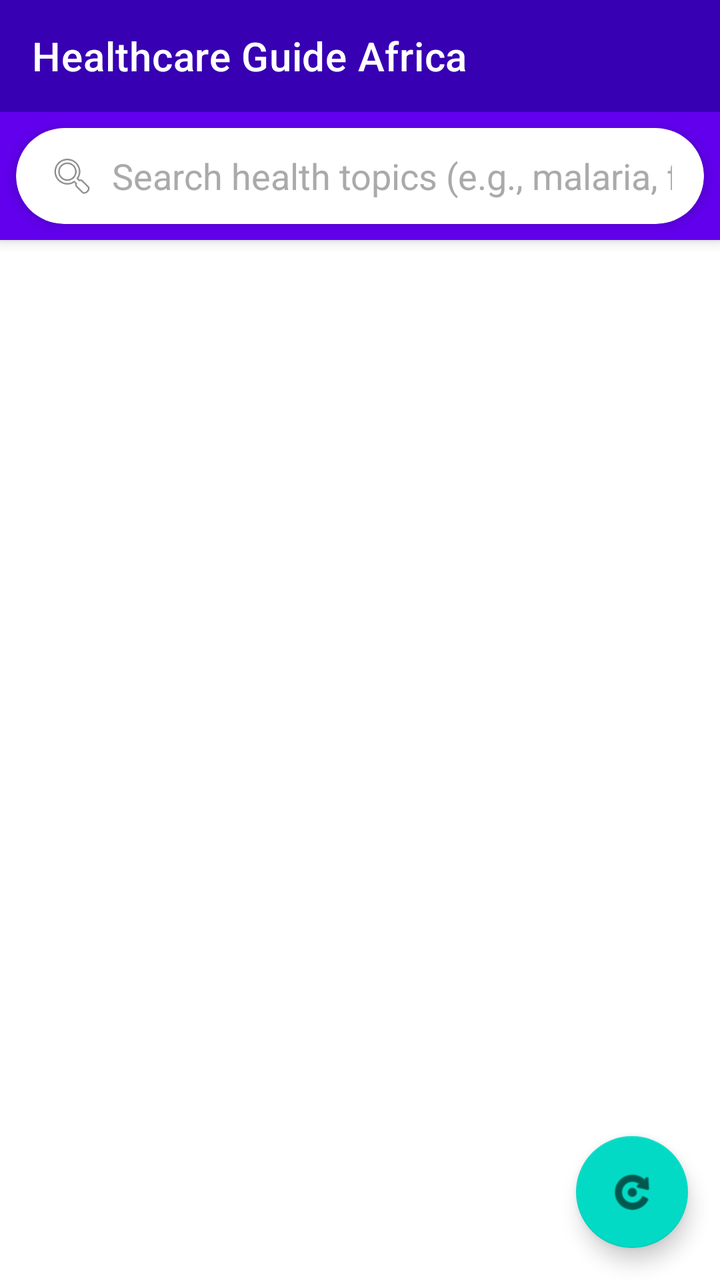
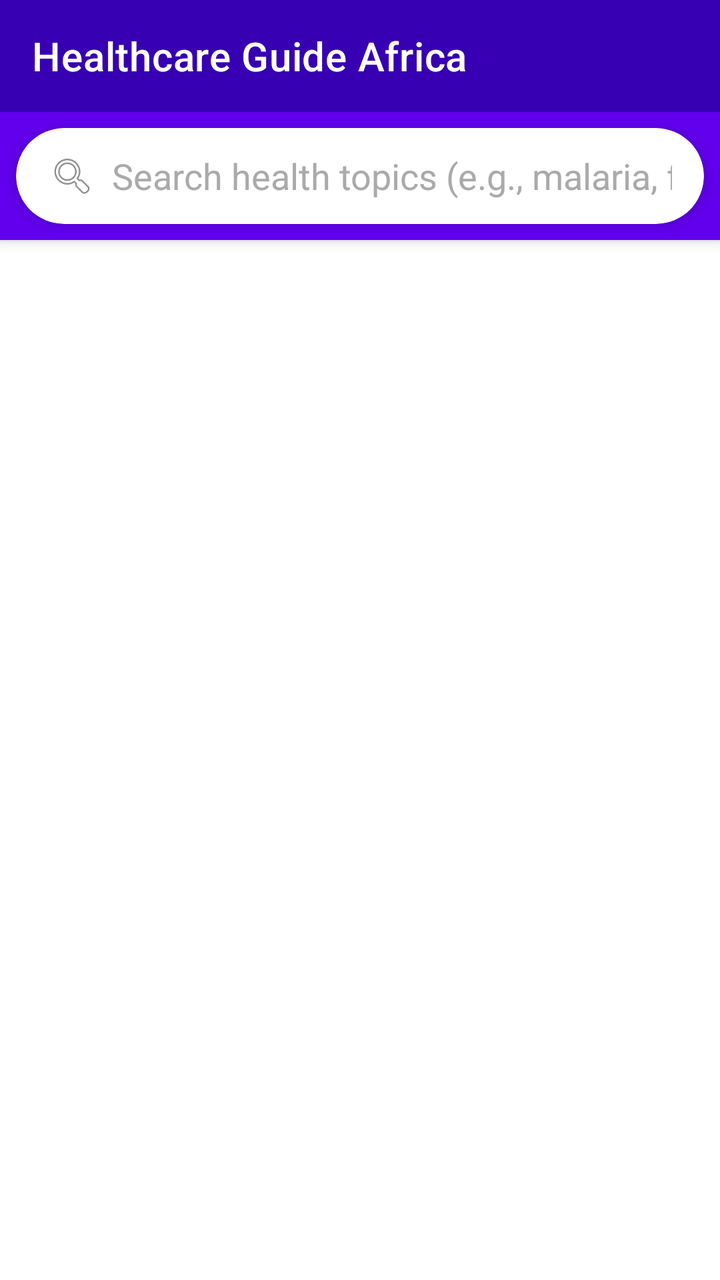

Two renders of the same Android screen: before a commit and after it. Below are the layout's source before the change and the commit's diff.
<!-- AndroidManifest.xml: application theme Theme.HelloApp -->
<!-- res/layout/activity_main.xml -->
<?xml version="1.0" encoding="utf-8"?>
<androidx.coordinatorlayout.widget.CoordinatorLayout xmlns:android="http://schemas.android.com/apk/res/android"
    xmlns:app="http://schemas.android.com/apk/res-auto"
    xmlns:tools="http://schemas.android.com/tools"
    android:layout_width="match_parent"
    android:layout_height="match_parent"
    tools:context=".MainActivity">

    <com.google.android.material.appbar.AppBarLayout
        android:layout_width="match_parent"
        android:layout_height="wrap_content"
        android:theme="@style/ThemeOverlay.MaterialComponents.Dark.ActionBar">

        <com.google.android.material.appbar.MaterialToolbar
            android:id="@+id/toolbar"
            android:layout_width="match_parent"
            android:layout_height="?attr/actionBarSize"
            android:background="@color/purple_700"
            app:title="Healthcare Guide Africa"
            app:titleTextColor="@android:color/white" />

        <com.google.android.material.card.MaterialCardView
            android:layout_width="match_parent"
            android:layout_height="wrap_content"
            android:layout_margin="8dp"
            app:cardCornerRadius="24dp"
            app:cardElevation="4dp">

            <LinearLayout
                android:layout_width="match_parent"
                android:layout_height="wrap_content"
                android:orientation="horizontal"
                android:gravity="center_vertical"
                android:paddingHorizontal="16dp">

                <ImageView
                    android:layout_width="24dp"
                    android:layout_height="24dp"
                    android:src="@android:drawable/ic_menu_search"
                    android:contentDescription="Search icon" />

                <EditText
                    android:id="@+id/searchEditText"
                    android:layout_width="0dp"
                    android:layout_height="48dp"
                    android:layout_weight="1"
                    android:layout_marginStart="8dp"
                    android:background="@android:color/transparent"
                    android:hint="Search health topics (e.g., malaria, fever)"
                    android:textColorHint="@android:color/darker_gray"
                    android:textColor="@android:color/black"
                    android:inputType="text"
                    android:imeOptions="actionSearch"
                    android:singleLine="true" />

                <ImageView
                    android:id="@+id/clearSearchButton"
                    android:layout_width="24dp"
                    android:layout_height="24dp"
                    android:src="@android:drawable/ic_menu_close_clear_cancel"
                    android:contentDescription="Clear search"
                    android:visibility="gone"
                    android:clickable="true"
                    android:focusable="true" />

            </LinearLayout>

        </com.google.android.material.card.MaterialCardView>

    </com.google.android.material.appbar.AppBarLayout>

    <FrameLayout
        android:layout_width="match_parent"
        android:layout_height="match_parent"
        app:layout_behavior="@string/appbar_scrolling_view_behavior">

        <androidx.recyclerview.widget.RecyclerView
            android:id="@+id/articlesRecyclerView"
            android:layout_width="match_parent"
            android:layout_height="match_parent"
            android:padding="8dp"
            tools:listitem="@layout/item_article" />

        <TextView
            android:id="@+id/emptyStateText"
            android:layout_width="match_parent"
            android:layout_height="match_parent"
            android:gravity="center"
            android:text="No articles available.\nTap the refresh button to load articles."
            android:textSize="16sp"
            android:visibility="gone" />

    </FrameLayout>

    <com.google.android.material.floatingactionbutton.FloatingActionButton
        android:id="@+id/fabRefresh"
        android:layout_width="wrap_content"
        android:layout_height="wrap_content"
        android:layout_gravity="bottom|end"
        android:layout_margin="16dp"
        android:contentDescription="Refresh articles"
        android:src="@android:drawable/ic_menu_rotate"
        app:layout_anchor="@id/articlesRecyclerView"
        app:layout_anchorGravity="bottom|end" />

</androidx.coordinatorlayout.widget.CoordinatorLayout>
<!-- res/layout/item_article.xml (included above) -->
<?xml version="1.0" encoding="utf-8"?>
<com.google.android.material.card.MaterialCardView xmlns:android="http://schemas.android.com/apk/res/android"
    xmlns:app="http://schemas.android.com/apk/res-auto"
    android:layout_width="match_parent"
    android:layout_height="wrap_content"
    android:layout_margin="8dp"
    app:cardCornerRadius="8dp"
    app:cardElevation="4dp">

    <LinearLayout
        android:layout_width="match_parent"
        android:layout_height="wrap_content"
        android:orientation="vertical"
        android:padding="16dp">

        <TextView
            android:id="@+id/articleTitle"
            android:layout_width="match_parent"
            android:layout_height="wrap_content"
            android:textSize="18sp"
            android:textStyle="bold"
            android:textColor="@android:color/black"
            android:maxLines="2"
            android:ellipsize="end" />

        <TextView
            android:id="@+id/articleSummary"
            android:layout_width="match_parent"
            android:layout_height="wrap_content"
            android:layout_marginTop="8dp"
            android:textSize="14sp"
            android:textColor="@android:color/darker_gray"
            android:maxLines="3"
            android:ellipsize="end" />

        <LinearLayout
            android:layout_width="match_parent"
            android:layout_height="wrap_content"
            android:layout_marginTop="8dp"
            android:orientation="horizontal">

            <TextView
                android:id="@+id/articleCategory"
                android:layout_width="wrap_content"
                android:layout_height="wrap_content"
                android:textSize="12sp"
                android:textColor="@color/purple_500"
                android:background="?attr/selectableItemBackground"
                android:padding="4dp" />

            <TextView
                android:id="@+id/articleSource"
                android:layout_width="0dp"
                android:layout_height="wrap_content"
                android:layout_weight="1"
                android:textSize="12sp"
                android:textColor="@android:color/darker_gray"
                android:gravity="end"
                android:layout_marginStart="8dp" />

        </LinearLayout>

    </LinearLayout>

</com.google.android.material.card.MaterialCardView>
<!-- resources referenced by this layout -->
<resources>
  <color name="purple_500">#FF6200EE</color>
  <color name="purple_700">#FF3700B3</color>
  <style name="Theme.HelloApp" parent="Theme.MaterialComponents.DayNight.NoActionBar">
          <item name="colorPrimary">@color/purple_500</item>
          <item name="colorPrimaryVariant">@color/purple_700</item>
          <item name="colorOnPrimary">@color/white</item>
          <item name="colorSecondary">@color/teal_200</item>
          <item name="colorSecondaryVariant">@color/teal_700</item>
          <item name="colorOnSecondary">@color/black</item>
          <item name="android:statusBarColor">?attr/colorPrimaryVariant</item>
      </style>
  <color name="white">#FFFFFFFF</color>
  <color name="teal_200">#FF03DAC5</color>
  <color name="teal_700">#FF018786</color>
  <color name="black">#FF000000</color>
</resources>

<!-- the commit's change to res/layout/activity_main.xml (unified diff, before → after) -->
@@ -16,7 +16,7 @@
             android:layout_width="match_parent"
             android:layout_height="?attr/actionBarSize"
             android:background="@color/purple_700"
-            app:title="Healthcare Guide Africa"
+            app:title="@string/app_name"
             app:titleTextColor="@android:color/white" />
 
         <com.google.android.material.card.MaterialCardView
@@ -37,7 +37,7 @@
                     android:layout_width="24dp"
                     android:layout_height="24dp"
                     android:src="@android:drawable/ic_menu_search"
-                    android:contentDescription="Search icon" />
+                    android:contentDescription="@string/search_icon_desc" />
 
                 <EditText
                     android:id="@+id/searchEditText"
@@ -46,7 +46,7 @@
                     android:layout_weight="1"
                     android:layout_marginStart="8dp"
                     android:background="@android:color/transparent"
-                    android:hint="Search health topics (e.g., malaria, fever)"
+                    android:hint="@string/search_hint"
                     android:textColorHint="@android:color/darker_gray"
                     android:textColor="@android:color/black"
                     android:inputType="text"
@@ -58,7 +58,7 @@
                     android:layout_width="24dp"
                     android:layout_height="24dp"
                     android:src="@android:drawable/ic_menu_close_clear_cancel"
-                    android:contentDescription="Clear search"
+                    android:contentDescription="@string/clear_search_desc"
                     android:visibility="gone"
                     android:clickable="true"
                     android:focusable="true" />
@@ -86,22 +86,11 @@
             android:layout_width="match_parent"
             android:layout_height="match_parent"
             android:gravity="center"
-            android:text="No articles available.\nTap the refresh button to load articles."
+            android:text="@string/no_articles"
             android:textSize="16sp"
             android:visibility="gone" />
 
     </FrameLayout>
-
-    <com.google.android.material.floatingactionbutton.FloatingActionButton
-        android:id="@+id/fabRefresh"
-        android:layout_width="wrap_content"
-        android:layout_height="wrap_content"
-        android:layout_gravity="bottom|end"
-        android:layout_margin="16dp"
-        android:contentDescription="Refresh articles"
-        android:src="@android:drawable/ic_menu_rotate"
-        app:layout_anchor="@id/articlesRecyclerView"
-        app:layout_anchorGravity="bottom|end" />
 
 </androidx.coordinatorlayout.widget.CoordinatorLayout>
 <!-- res/layout/item_article.xml (included above) -->
<!-- resource entries referenced after the edit -->
@@ -2,6 +2,11 @@
 <resources>
   <color name="purple_500">#FF6200EE</color>
   <color name="purple_700">#FF3700B3</color>
+  <string name="app_name">Healthcare Guide Africa</string>
+  <string name="clear_search_desc">Clear search</string>
+  <string name="no_articles">No articles available.\nTap the refresh button to load articles.</string>
+  <string name="search_hint">Search health topics (e.g., malaria, fever)</string>
+  <string name="search_icon_desc">Search icon</string>
   <style name="Theme.HelloApp" parent="Theme.MaterialComponents.DayNight.NoActionBar">
           <item name="colorPrimary">@color/purple_500</item>
           <item name="colorPrimaryVariant">@color/purple_700</item>
